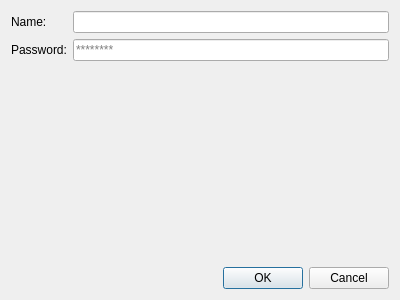
Before: the Qt Designer form client/optionswindow.ui in zydd/htuchi, drawn with Qt 5.
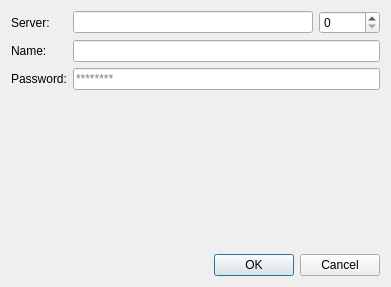
After: the same form once the commit is applied.

Commit message: added server configuration to options window

```diff
--- a/client/optionswindow.ui
+++ b/client/optionswindow.ui
@@ -6,31 +6,31 @@
    <rect>
     <x>0</x>
     <y>0</y>
-    <width>400</width>
-    <height>300</height>
+    <width>391</width>
+    <height>287</height>
    </rect>
   </property>
   <layout class="QVBoxLayout" name="verticalLayout_2">
    <item>
     <layout class="QGridLayout" name="gridLayout">
-     <item row="0" column="0">
-      <widget class="QLabel" name="label">
-       <property name="text">
-        <string>Name:</string>
-       </property>
-      </widget>
-     </item>
-     <item row="0" column="1">
+     <item row="1" column="1">
       <widget class="QLineEdit" name="nameEdit"/>
      </item>
-     <item row="1" column="0">
+     <item row="2" column="0">
       <widget class="QLabel" name="label_2">
        <property name="text">
         <string>Password:</string>
        </property>
       </widget>
      </item>
-     <item row="1" column="1">
+     <item row="0" column="0">
+      <widget class="QLabel" name="label_3">
+       <property name="text">
+        <string>Server:</string>
+       </property>
+      </widget>
+     </item>
+     <item row="2" column="1">
       <widget class="QLineEdit" name="passwordEdit">
        <property name="echoMode">
         <enum>QLineEdit::PasswordEchoOnEdit</enum>
@@ -40,6 +40,27 @@
        </property>
       </widget>
      </item>
+     <item row="1" column="0">
+      <widget class="QLabel" name="label">
+       <property name="text">
+        <string>Name:</string>
+       </property>
+      </widget>
+     </item>
+     <item row="0" column="1">
+      <layout class="QHBoxLayout" name="horizontalLayout">
+       <item>
+        <widget class="QLineEdit" name="serverEdit"/>
+       </item>
+       <item>
+        <widget class="QSpinBox" name="portSpin">
+         <property name="maximum">
+          <number>65535</number>
+         </property>
+        </widget>
+       </item>
+      </layout>
+     </item>
     </layout>
    </item>
    <item>
```
The commit also changes 2 other files.
